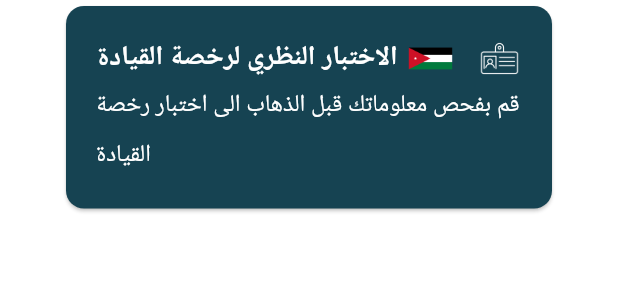
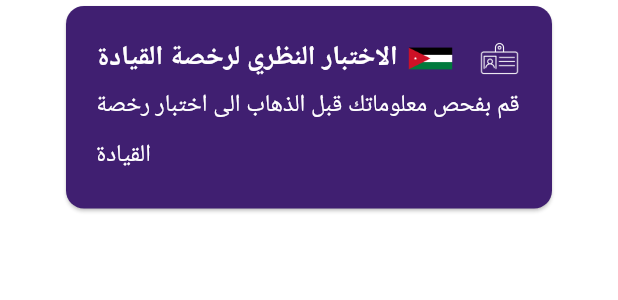
Before and after one commit to NaserAlomosh/jo_driving_license, a Flutter app: the HomeView widget shown alone on an empty page, opened directly, on a phone screen of 412 x 824 dp. Shown: the top 300 px of the screen. Run offline on Flutter 3.47's test engine with Material 3 defaults, Android fonts, the phone set to English and light mode, and no system bars; our stand-ins replace awesome_bottom_bar, cached_network_image, cloud_firestore, easy_localization, firebase_auth, firebase_core and 7 more; missing offline and left inert: encrypt; accounts and stored records are empty; Roboto replaces fonts that are missing (SF Pro Display).

Commit message:
Fix structer of on Bording screen Folders

```diff
--- a/lib/core/constants/theme_data.dart
+++ b/lib/core/constants/theme_data.dart
@@ -10,7 +10,7 @@ ThemeData lightMode = ThemeData(
   brightness: Brightness.light,
   colorScheme: const ColorScheme.light(
     // colorPrimary
-    primary: Color.fromARGB(255, 22, 67, 82),
+    primary: Color(0xFF401F71),
     // colorOnPrimary
     onPrimary: Color(0xFFFFFFFF),
     // colorButtons and Icons
--- a/lib/driving_license.dart
+++ b/lib/driving_license.dart
@@ -5,7 +5,7 @@ import 'package:flutter_screenutil/flutter_screenutil.dart';
 
 import 'core/constants/theme_data.dart';
 import 'core/helper/design_size_responsive.dart';
-import 'features/on_boarding/view/intro_screen.dart';
+import 'features/on_boarding/intro_view.dart';
 
 class DrivingLicenseApp extends StatelessWidget {
   const DrivingLicenseApp({super.key});
--- a/lib/features/home/view/home_view.dart
+++ b/lib/features/home/view/home_view.dart
@@ -116,6 +116,7 @@ class HomeView extends StatelessWidget {
                         child: CustomText(
                           textAlign: TextAlign.center,
                           text: cubit.quizzes[index]?.name ?? '',
+                          color: Theme.of(context).colorScheme.onPrimary,
                         ),
                       ),
                     ),
```
Also changed, not shown: lib/features/on_boarding/intro_view.dart (renamed from lib/features/on_boarding/view/intro_screen.dart, +5 -5 lines), lib/features/on_boarding/widgets/on_boarding_screen1.dart (renamed from lib/features/on_boarding/view/on_boarding_screen1.dart), lib/features/on_boarding/widgets/on_boarding_screen2.dart (renamed from lib/features/on_boarding/view/on_boarding_screen2.dart), lib/features/on_boarding/widgets/on_boarding_screen3.dart (renamed from lib/features/on_boarding/view/on_boarding_screen3.dart).
